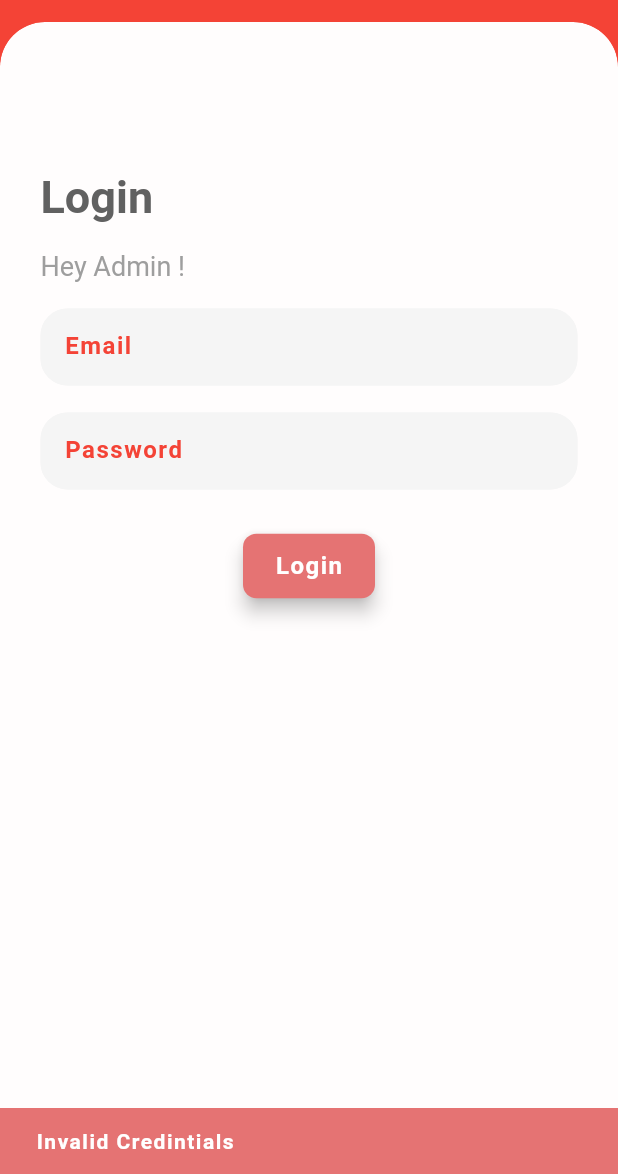
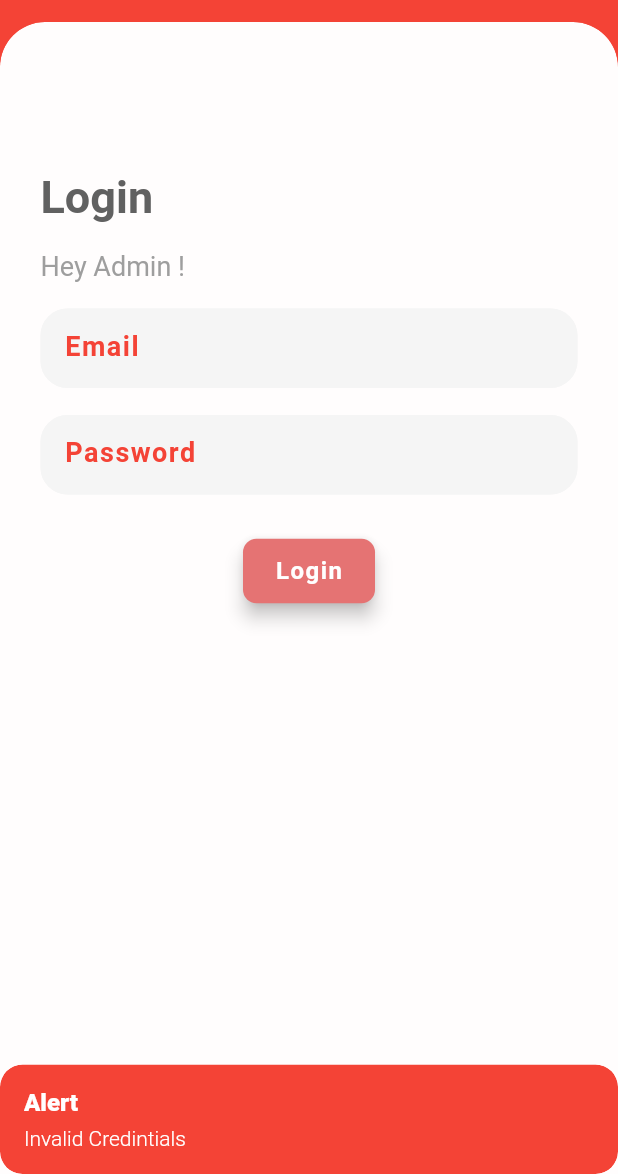
Before and after one commit to thestackdev/hariyal-admin, a Flutter app: the screen it shows after launch, after a tap on "Login", on a phone screen of 412 x 824 dp, the part 62-1236 px from its top. Run offline on Flutter 3.47's test engine with Material 2 defaults, Android fonts, the light colour scheme and no system bars; our stand-ins replace cached_network_image, cloud_firestore, firebase_auth, firebase_core, firebase_storage, flutter_phoenix and 6 more; missing offline and left inert: date_time_format, flutter_data_stream_builder, multi_image_picker, strings; accounts and stored records are empty; Roboto replaces fonts that are missing (Ubuntu).

Commit message:
Tonnes of optimizations !
Signed-off-by: shanmukehwar09 <shanmukeshwar1028@gmail.com>

```diff
--- a/lib/admin_extras/customer_tabs.dart
+++ b/lib/admin_extras/customer_tabs.dart
@@ -71,7 +71,7 @@ class _CustomerdetailsState extends State<Customerdetails> {
                     icon: Icon(MdiIcons.phone),
                     onPressed: () {
                       if (widget.docsnap['phone'] != 'default') {
-                        makeAPhone('tel: + ${widget.docsnap['phone']}');
+                        makeAPhone('tel: ${widget.docsnap['phone']}');
                       }
                     }),
               ),
@@ -124,7 +124,7 @@ class _CustomerdetailsState extends State<Customerdetails> {
                     onPressed: () {
                       if (widget.docsnap['alternatePhoneNumber'] != 'defaut') {
                         makeAPhone(
-                            'tel: + ${widget.docsnap['alternatePhoneNumber']}');
+                            'tel: ${widget.docsnap['alternatePhoneNumber']}');
                       }
                     }),
               ),
--- a/lib/services/push_data.dart
+++ b/lib/services/push_data.dart
@@ -109,7 +109,7 @@ class _PushDataState extends State<PushData> {
                               try {
                                 images = await MultiImagePicker.pickImages(
                                   maxImages: 5,
-                                  enableCamera: true,
+                                  enableCamera: false,
                                   selectedAssets: images,
                                   materialOptions: MaterialOptions(
                                     statusBarColor: '#FF6347',
@@ -265,9 +265,7 @@ class _PushDataState extends State<PushData> {
         title: title.text.toLowerCase(),
         description: description.text,
         specifications: specificationController.text,
-        uid: Provider
-            .of<DocumentSnapshot>(context, listen: false)
-            .documentID,
+        uid: Provider.of<DocumentSnapshot>(context, listen: false).documentID,
       );
       clearAllData();
       loading = false;
--- a/lib/superuser/admin_screens/extras.dart
+++ b/lib/superuser/admin_screens/extras.dart
@@ -1,5 +1,6 @@
 import 'package:firebase_auth/firebase_auth.dart';
 import 'package:flutter/material.dart';
+import 'package:flutter_phoenix/flutter_phoenix.dart';
 import 'package:get/get.dart';
 import 'package:material_design_icons_flutter/material_design_icons_flutter.dart';
 import 'package:provider/provider.dart';
@@ -44,6 +45,7 @@ class _ExtrasState extends State<Extras> {
               yesPressed: () {
                 Get.back();
                 FirebaseAuth.instance.signOut();
+                Phoenix.rebirth(context);
               },
               noPressed: () => Get.back(),
             ),
--- a/lib/superuser/authenticate.dart
+++ b/lib/superuser/authenticate.dart
@@ -21,10 +21,9 @@ class _AuthenticateState extends State<Authenticate> {
     fontSize: 18,
     fontWeight: FontWeight.normal,
   );
-  final textstyle = TextStyle(color: Colors.grey.shade700, fontSize: 16);
+
   bool loading = false;
   Utils utils = Utils();
-  final GlobalKey<ScaffoldState> key = GlobalKey<ScaffoldState>();
 
   @override
   void dispose() {
@@ -36,7 +35,6 @@ class _AuthenticateState extends State<Authenticate> {
   @override
   Widget build(BuildContext context) {
     return Scaffold(
-      key: key,
       appBar: utils.appbar('Hariyal'),
       body: utils.container(
         child: loading
@@ -51,7 +49,7 @@ class _AuthenticateState extends State<Authenticate> {
                       child: Text('Hey Admin !', style: contentStyle)),
                   utils.textInputPadding(
                     child: TextField(
-                      style: textstyle,
+                      style: utils.inputTextStyle(),
                       controller: emailController,
                       maxLines: 1,
                       keyboardType: TextInputType.emailAddress,
@@ -63,7 +61,7 @@ class _AuthenticateState extends State<Authenticate> {
                   ),
                   utils.textInputPadding(
                     child: TextField(
-                style: textstyle,
+                      style: utils.inputTextStyle(),
                       controller: passwordController,
                       maxLines: 1,
                       keyboardType: TextInputType.visiblePassword,
@@ -82,7 +80,7 @@ class _AuthenticateState extends State<Authenticate> {
                           passwordController.text.length > 0) {
                         login();
                       } else {
-                        utils.snackBar(key, 'Invalid Credintials');
+                        utils.showSnackbar('Invalid Credintials');
                       }
                     },
                   )
@@ -103,7 +101,7 @@ class _AuthenticateState extends State<Authenticate> {
     } catch (e) {
       loading = false;
       handleSetState();
-      utils.snackBar(key, utils.errorMessageHelper(e.code));
+      utils.showSnackbar(utils.errorMessageHelper(e.code));
       return false;
     }
   }
--- a/lib/utils.dart
+++ b/lib/utils.dart
@@ -200,17 +200,6 @@ class Utils {
     );
   }
 
-  snackBar(GlobalKey<ScaffoldState> key, message) {
-    key.currentState.removeCurrentSnackBar();
-    key.currentState.showSnackBar(
-      SnackBar(
-        content: Text(message, style: textStyle()),
-        backgroundColor: Colors.red.shade300,
-        duration: Duration(seconds: 1),
-      ),
-    );
-  }
-
   container({Widget child}) {
     return ClipRRect(
       borderRadius: BorderRadius.only(
```
Also changed, not shown: lib/admin/admin_extras.dart (+6 -3 lines), lib/admin/admin_home.dart (+31 -17 lines), lib/services/add_admin.dart (+3 -5 lines), lib/superuser/admin_screens/settings.dart (+4 -5 lines), lib/superuser/product_details.dart (+19 -4 lines), 2 other files. Lines whose indentation alone changed are shown as unchanged.
